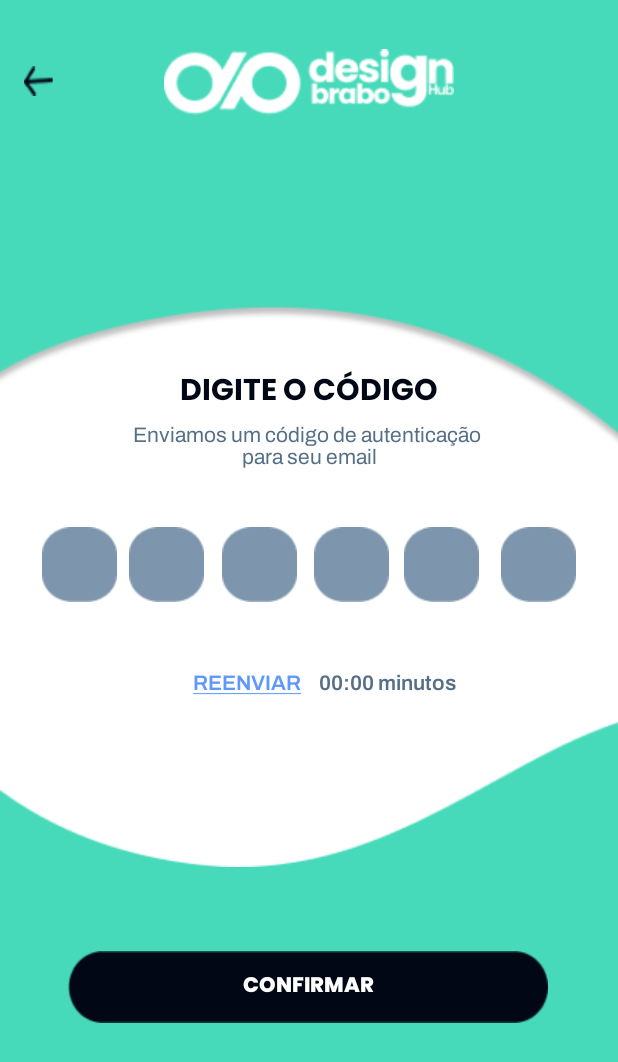
After one commit to claraaqn/App-Ativos-Digitais, an Android app built with Jetpack Compose: the layout tela_verificacao_email.xml on its own in the app's theme, with its tools: preview values and no code run, on a phone screen of 412 x 824 dp. The commit adds this screen. Shown: the top 1062 px of the screen. Run offline under Robolectric (Android 15) with nearby library versions, the phone set to English and light mode, and no system bars.

Commit message:
Tela de verificação de email nos ultimos ajustes

```diff
--- /dev/null
+++ b/app/src/main/res/layout/tela_verificacao_email.xml
@@ -0,0 +1,219 @@
+<?xml version="1.0" encoding="utf-8"?>
+<androidx.constraintlayout.widget.ConstraintLayout xmlns:android="http://schemas.android.com/apk/res/android"
+    xmlns:app="http://schemas.android.com/apk/res-auto"
+    xmlns:tools="http://schemas.android.com/tools"
+    android:layout_width="match_parent"
+    android:layout_height="match_parent"
+    android:background="#47DABA"
+    tools:layout_editor_absoluteX="0dp"
+    tools:layout_editor_absoluteY="24dp">
+
+    <Button
+        android:id="@+id/button_voltar"
+        android:layout_width="20dp"
+        android:layout_height="20dp"
+        android:layout_marginStart="16dp"
+        android:layout_marginTop="44dp"
+        android:background="@drawable/icon_voltar_escuro"
+        android:contentDescription="@string/bot_o_voltar"
+        android:fontFamily="@font/archivo_bold"
+        android:textColor="@android:color/white"
+        app:layout_constraintStart_toStartOf="parent"
+        app:layout_constraintTop_toTopOf="parent"
+        tools:ignore="TouchTargetSizeCheck" />
+
+    <ImageView
+        android:id="@+id/logo"
+        android:layout_width="193dp"
+        android:layout_height="45dp"
+        android:layout_marginTop="32dp"
+        android:src="@drawable/logo_branca"
+        app:layout_constraintEnd_toEndOf="parent"
+        app:layout_constraintStart_toStartOf="parent"
+        app:layout_constraintTop_toTopOf="parent" />
+
+    <ImageView
+        android:id="@+id/imageView2"
+        android:layout_width="437dp"
+        android:layout_height="374dp"
+        android:src="@drawable/fundo_verificao"
+        app:layout_constraintBottom_toBottomOf="parent"
+        app:layout_constraintEnd_toEndOf="parent"
+        app:layout_constraintStart_toStartOf="parent"
+        app:layout_constraintTop_toTopOf="parent"
+        app:layout_constraintVertical_bias="0.454" />
+
+    <EditText
+        android:id="@+id/etDigit3"
+        android:layout_width="50dp"
+        android:layout_height="50dp"
+        android:layout_marginTop="72dp"
+        android:background="@drawable/fundo_numero"
+        android:gravity="center"
+        android:imeOptions="actionNext"
+        android:inputType="number"
+        android:maxLength="1"
+        android:textSize="18sp"
+        app:layout_constraintEnd_toStartOf="@+id/etDigit4"
+        app:layout_constraintHorizontal_bias="0.5"
+        app:layout_constraintStart_toEndOf="@+id/etDigit2"
+        app:layout_constraintTop_toBottomOf="@+id/textView3"
+        tools:ignore="SpeakableTextPresentCheck" />
+
+    <EditText
+        android:id="@+id/etDigit5"
+        android:layout_width="50dp"
+        android:layout_height="50dp"
+        android:layout_marginTop="72dp"
+        android:layout_marginEnd="4dp"
+        android:background="@drawable/fundo_numero"
+        android:gravity="center"
+        android:imeOptions="actionNext"
+        android:inputType="number"
+        android:maxLength="1"
+        android:textSize="18sp"
+        app:layout_constraintEnd_toStartOf="@+id/etDigit6"
+        app:layout_constraintHorizontal_bias="0.476"
+        app:layout_constraintStart_toEndOf="@+id/etDigit4"
+        app:layout_constraintTop_toBottomOf="@+id/textView3"
+        tools:ignore="SpeakableTextPresentCheck" />
+
+    <EditText
+        android:id="@+id/etDigit4"
+        android:layout_width="50dp"
+        android:layout_height="50dp"
+        android:layout_marginTop="72dp"
+        android:background="@drawable/fundo_numero"
+        android:gravity="center"
+        android:imeOptions="actionNext"
+        android:inputType="number"
+        android:maxLength="1"
+        android:textSize="18sp"
+        app:layout_constraintEnd_toEndOf="@+id/textView6"
+        app:layout_constraintHorizontal_bias="0.655"
+        app:layout_constraintStart_toStartOf="@+id/textView6"
+        app:layout_constraintTop_toBottomOf="@+id/textView3"
+        tools:ignore="SpeakableTextPresentCheck" />
+
+    <EditText
+        android:id="@+id/etDigit6"
+        android:layout_width="50dp"
+        android:layout_height="50dp"
+        android:layout_marginTop="72dp"
+        android:layout_marginEnd="28dp"
+        android:background="@drawable/fundo_numero"
+        android:gravity="center"
+        android:imeOptions="actionNext"
+        android:inputType="number"
+        android:maxLength="1"
+        android:textSize="18sp"
+        app:layout_constraintEnd_toEndOf="parent"
+        app:layout_constraintTop_toBottomOf="@+id/textView3"
+        tools:ignore="SpeakableTextPresentCheck" />
+
+    <EditText
+        android:id="@+id/etDigit2"
+        android:layout_width="50dp"
+        android:layout_height="50dp"
+        android:layout_marginStart="8dp"
+        android:layout_marginTop="72dp"
+        android:background="@drawable/fundo_numero"
+        android:gravity="center"
+        android:imeOptions="actionNext"
+        android:inputType="number"
+        android:maxLength="1"
+        android:textSize="18sp"
+        app:layout_constraintEnd_toEndOf="@+id/textView6"
+        app:layout_constraintHorizontal_bias="0.0"
+        app:layout_constraintStart_toEndOf="@+id/etDigit1"
+        app:layout_constraintTop_toBottomOf="@+id/textView3"
+        tools:ignore="SpeakableTextPresentCheck" />
+
+    <EditText
+        android:id="@+id/etDigit1"
+        android:layout_width="50dp"
+        android:layout_height="50dp"
+        android:layout_marginStart="28dp"
+        android:layout_marginTop="72dp"
+        android:background="@drawable/fundo_numero"
+        android:gravity="center"
+        android:imeOptions="actionDone"
+        android:inputType="number"
+        android:maxLength="1"
+        android:textSize="18sp"
+        app:layout_constraintStart_toStartOf="parent"
+        app:layout_constraintTop_toBottomOf="@+id/textView3"
+        tools:ignore="SpeakableTextPresentCheck" />
+
+    <TextView
+        android:id="@+id/textView3"
+        android:layout_width="wrap_content"
+        android:layout_height="wrap_content"
+        android:layout_marginTop="40dp"
+        android:fontFamily="@font/poppins_bold"
+        android:text="DIGITE O CÓDIGO"
+        android:textColor="#010715"
+        android:textSize="20sp"
+        app:layout_constraintEnd_toEndOf="parent"
+        app:layout_constraintHorizontal_bias="0.5"
+        app:layout_constraintStart_toStartOf="parent"
+        app:layout_constraintTop_toTopOf="@+id/imageView2" />
+
+    <TextView
+        android:id="@+id/textView6"
+        android:layout_width="wrap_content"
+        android:layout_height="wrap_content"
+        android:fontFamily="@font/archivo_regular"
+        android:text="Enviamos um código de autenticação \npara seu email"
+        android:textAlignment="center"
+        android:textColor="#556F86"
+        android:textSize="14sp"
+        app:layout_constraintEnd_toEndOf="parent"
+        app:layout_constraintHorizontal_bias="0.5"
+        app:layout_constraintStart_toStartOf="parent"
+        app:layout_constraintTop_toBottomOf="@+id/textView3" />
+
+    <Button
+        android:id="@+id/button_confirmar"
+        android:layout_width="320dp"
+        android:layout_height="48dp"
+        android:layout_marginTop="56dp"
+        android:background="@drawable/fundo_botao"
+        android:fontFamily="@font/poppins_extra_bold"
+        android:text="@string/confirmar"
+        android:textColor="@android:color/white"
+        app:layout_constraintEnd_toEndOf="parent"
+        app:layout_constraintHorizontal_bias="0.494"
+        app:layout_constraintStart_toStartOf="parent"
+        app:layout_constraintTop_toBottomOf="@+id/imageView2" />
+
+
+    <TextView
+        android:id="@+id/contagem"
+        android:layout_width="wrap_content"
+        android:layout_height="48dp"
+        android:layout_marginTop="152dp"
+        android:layout_marginEnd="108dp"
+        android:fontFamily="@font/archivo_semibold"
+        android:gravity="center"
+        android:text="00:00 minutos"
+        android:textAlignment="center"
+        android:textColor="#556F86"
+        android:textSize="14sp"
+        app:layout_constraintEnd_toEndOf="parent"
+        app:layout_constraintTop_toBottomOf="@+id/textView3" />
+
+    <Button
+        android:id="@+id/button_reenviar"
+        android:layout_width="wrap_content"
+        android:layout_height="wrap_content"
+        android:layout_marginTop="152dp"
+        android:layout_marginEnd="4dp"
+        android:background="@android:color/transparent"
+        android:fontFamily="@font/archivo_semibold"
+        android:text="@string/reenviar"
+        android:textColor="#5F97FF"
+        app:layout_constraintEnd_toStartOf="@+id/contagem"
+        app:layout_constraintTop_toBottomOf="@+id/textView3"
+        tools:ignore="TouchTargetSizeCheck" />
+</androidx.constraintlayout.widget.ConstraintLayout>
```
Also changed, not shown: app/src/main/AndroidManifest.xml (+7 -1 lines), app/src/main/java/com/projeto1/desingbrabo/CadastroActivity.kt (+28 -8 lines), app/src/main/java/com/projeto1/desingbrabo/VerificacaoEmailActivity.kt (added, +180 -0 lines).
